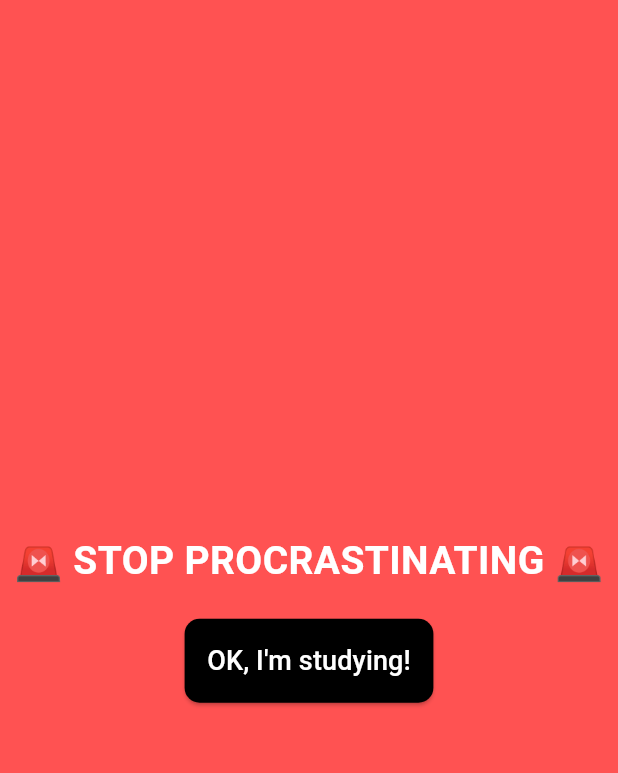
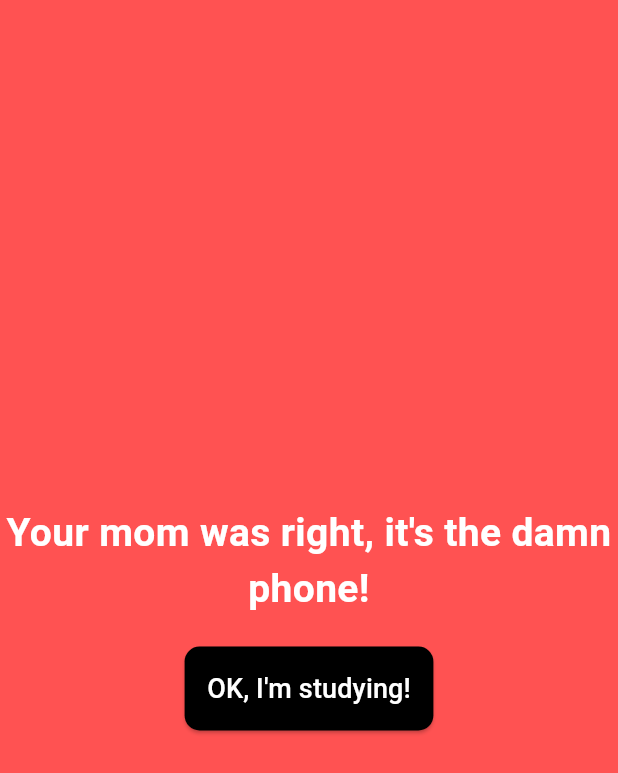
Before and after one commit to Michel0301/studyApp, a Flutter app: the AlarmPage screen opened directly, on a phone screen of 412 x 824 dp. Shown: the top 773 px of the screen. Run offline on Flutter 3.47's test engine with Material 3 defaults, Android fonts, the light colour scheme and no system bars; our stand-ins replace audioplayers, flutter_local_notifications.

Commit message:
added real time notification timer including custom alarm messges

```diff
--- a/lib/alarm_page.dart
+++ b/lib/alarm_page.dart
@@ -1,3 +1,4 @@
+import 'dart:math';
 import 'package:flutter/material.dart';
 import 'package:audioplayers/audioplayers.dart';
 
@@ -10,10 +11,20 @@ class AlarmPage extends StatefulWidget {
 
 class _AlarmPageState extends State<AlarmPage> {
   final player = AudioPlayer();
+  late String motivationalMessage;
+
+  final List<String> messages = [
+    "Your mom was right, it's the damn phone!",
+    "Quit slacking—time to hit those books!",
+    "Hey, stop procrastinating and get to work!",
+    "No more excuses—your future self is waiting!"
+  ];
 
   @override
   void initState() {
     super.initState();
+    // Select a random funny motivational message.
+    motivationalMessage = messages[Random().nextInt(messages.length)];
     playAlarm();
   }
 
@@ -35,10 +46,10 @@ class _AlarmPageState extends State<AlarmPage> {
         child: Column(
           mainAxisAlignment: MainAxisAlignment.center,
           children: [
-            const Text(
-              '🚨 STOP PROCRASTINATING 🚨',
+            Text(
+              motivationalMessage,
               textAlign: TextAlign.center,
-              style: TextStyle(
+              style: const TextStyle(
                 fontSize: 26,
                 fontWeight: FontWeight.bold,
                 color: Colors.white,
--- a/lib/study_mode.dart
+++ b/lib/study_mode.dart
@@ -39,7 +39,7 @@ class _StudyModeState extends State<StudyMode> with WidgetsBindingObserver {
     return Scaffold(
       appBar: AppBar(
         title: const Text(
-          '🔒🔒🔒        LOCK IN        🔒🔒🔒',
+          '🔒🔒🔒      LOCK IN      🔒🔒🔒',
           style: TextStyle(
             fontWeight: FontWeight.bold,
             fontStyle: FontStyle.italic,
@@ -94,7 +94,7 @@ class _StudyModeState extends State<StudyMode> with WidgetsBindingObserver {
                   backgroundColor: Colors.orangeAccent,
                 ),
                 child: const Text(
-                  'Pomodoro Timer',
+                  'Study timer',
                   style: TextStyle(
                     fontSize: 20,
                     fontWeight: FontWeight.bold,
```
Also changed, not shown: lib/pomodoro_timer.dart (+4 -4 lines).
